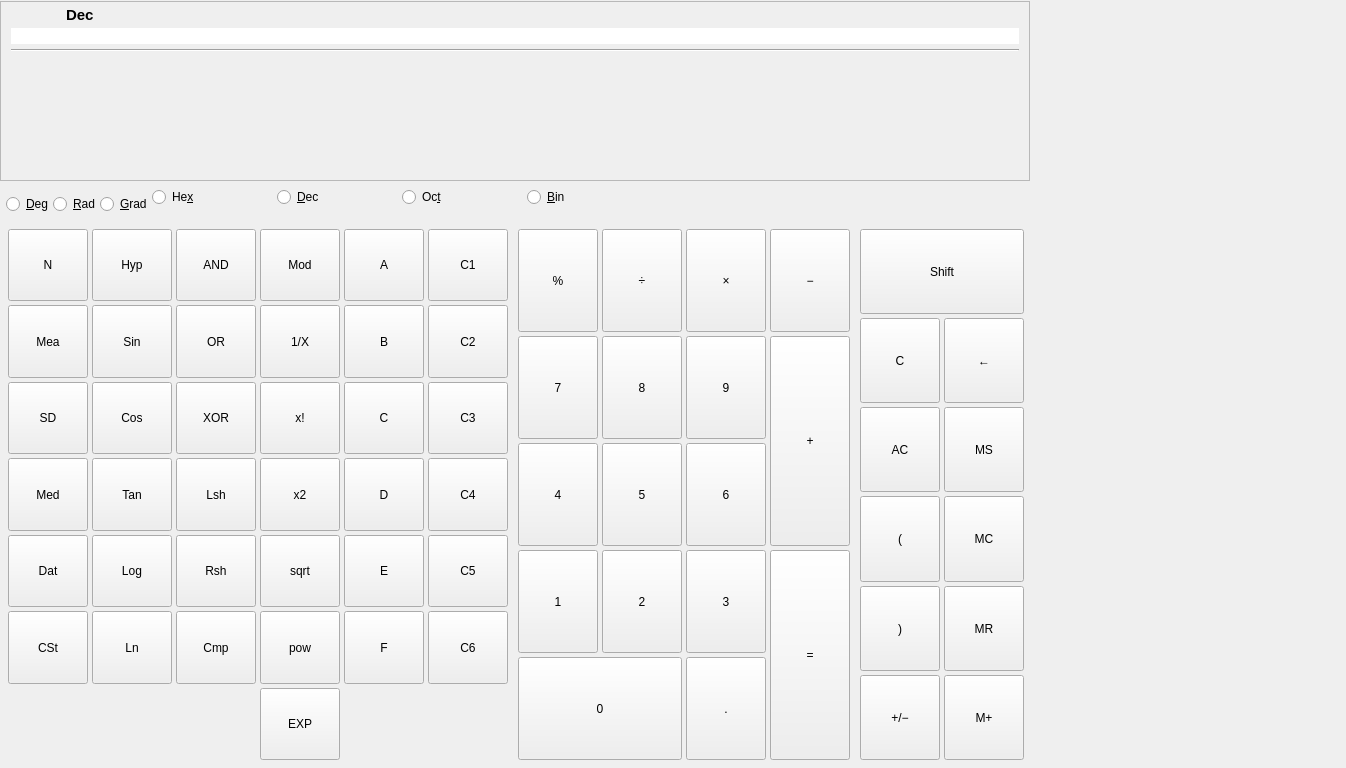
Qt form kcalc.ui (KDE/kcalc) before a commit.
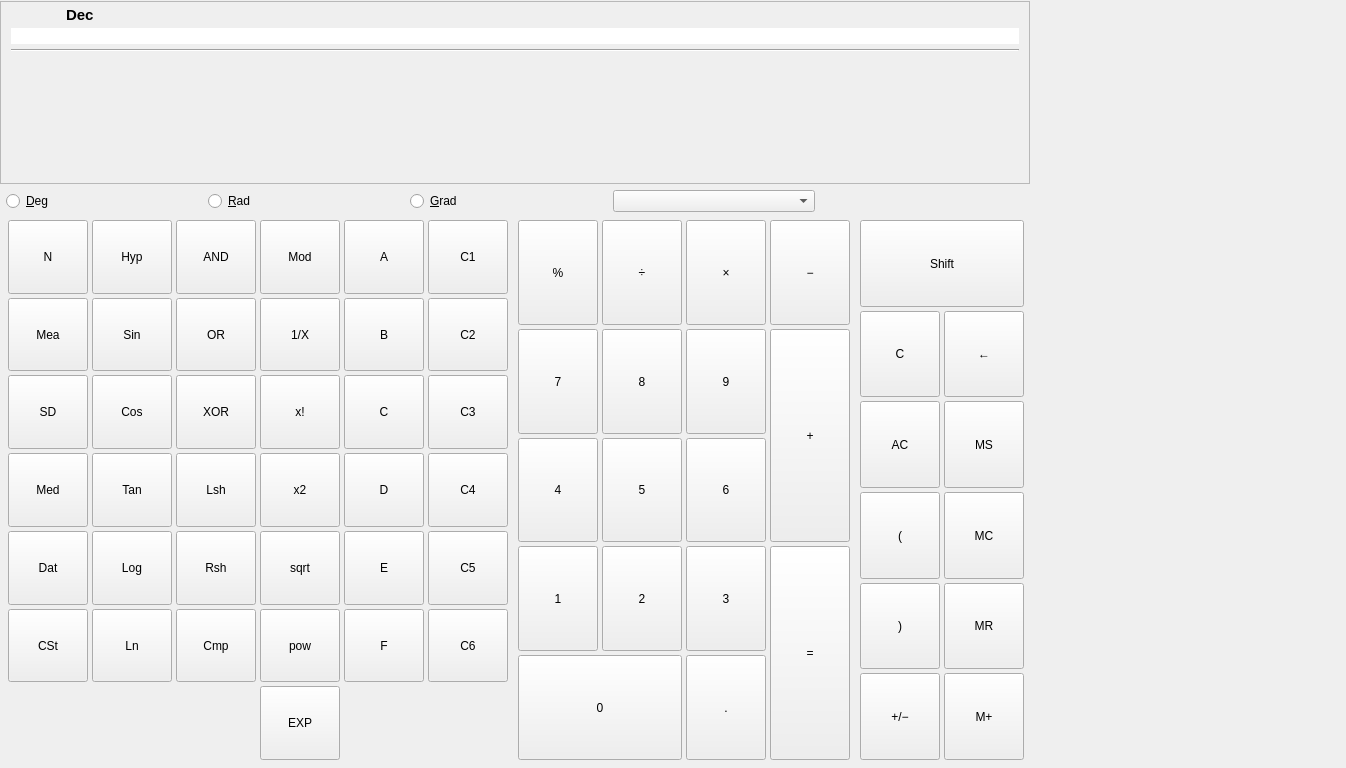
The same form after that commit. Custom widgets are drawn as their Qt base class.

Commit message:
Better numeral system view UI
Changes:

1. The group of radio buttons for selecting the numeral system is replaced with a combo box.
2. The numeral system view is placed to the right of this combo box and fills the entire available width, allowing to show more information.
3. Each element of the numeral system view has a context menu for copying its value.

This commit improves the UI for selecting and viewing the numeral system. First, the selection of the current numeral system now looks like a QComboBox instead of a group of QRadioButton, which frees up space for the numeral system view.

```diff
--- a/kcalc.ui
+++ b/kcalc.ui
@@ -430,153 +430,22 @@
         </widget>
        </item>
        <item>
-        <layout class="QVBoxLayout" name="verticalLayout" stretch="0,0">
-         <property name="leftMargin">
-          <number>0</number>
+        <widget class="QComboBox" name="numeralSystemComboBox">
+         <property name="toolTip">
+          <string>Switch base</string>
          </property>
-         <property name="rightMargin">
-          <number>60</number>
-         </property>
-         <item>
-          <widget class="QRadioButton" name="hexRadio">
-           <property name="toolTip">
-            <string>Switch base to hexadecimal.</string>
-           </property>
-           <property name="text">
-            <string>He&amp;x</string>
-           </property>
-          </widget>
-         </item>
-         <item>
-          <widget class="KSqueezedTextLabel" name="hexDisplay">
-           <property name="minimumSize">
-            <size>
-             <width>65</width>
-             <height>0</height>
-            </size>
-           </property>
-           <property name="maximumSize">
-            <size>
-             <width>65</width>
-             <height>16777215</height>
-            </size>
-           </property>
-          </widget>
-         </item>
-        </layout>
-       </item>
-       <item>
-        <layout class="QVBoxLayout" name="verticalLayout_2">
-         <property name="rightMargin">
-          <number>60</number>
-         </property>
-         <item>
-          <widget class="QRadioButton" name="decRadio">
-           <property name="toolTip">
-            <string>Switch base to decimal.</string>
-           </property>
-           <property name="text">
-            <string>&amp;Dec</string>
-           </property>
-          </widget>
-         </item>
-         <item>
-          <widget class="KSqueezedTextLabel" name="decDisplay">
-           <property name="minimumSize">
-            <size>
-             <width>65</width>
-             <height>0</height>
-            </size>
-           </property>
-           <property name="maximumSize">
-            <size>
-             <width>65</width>
-             <height>16777215</height>
-            </size>
-           </property>
-          </widget>
-         </item>
-        </layout>
-       </item>
-       <item>
-        <layout class="QVBoxLayout" name="verticalLayout_3">
-         <property name="rightMargin">
-          <number>60</number>
-         </property>
-         <item>
-          <widget class="QRadioButton" name="octRadio">
-           <property name="toolTip">
-            <string>Switch base to octal.</string>
-           </property>
-           <property name="text">
-            <string>Oc&amp;t</string>
-           </property>
-          </widget>
-         </item>
-         <item>
-          <widget class="KSqueezedTextLabel" name="octDisplay">
-           <property name="minimumSize">
-            <size>
-             <width>65</width>
-             <height>0</height>
-            </size>
-           </property>
-           <property name="maximumSize">
-            <size>
-             <width>65</width>
-             <height>16777215</height>
-            </size>
-           </property>
-          </widget>
-         </item>
-        </layout>
-       </item>
-       <item>
-        <layout class="QVBoxLayout" name="verticalLayout_4">
-         <property name="rightMargin">
-          <number>20</number>
-         </property>
-         <item>
-          <widget class="QRadioButton" name="binRadio">
-           <property name="toolTip">
-            <string>Switch base to binary.</string>
-           </property>
-           <property name="text">
-            <string>&amp;Bin</string>
-           </property>
-          </widget>
-         </item>
-         <item>
-          <widget class="KSqueezedTextLabel" name="binDisplay">
-           <property name="minimumSize">
-            <size>
-             <width>65</width>
-             <height>0</height>
-            </size>
-           </property>
-           <property name="maximumSize">
-            <size>
-             <width>65</width>
-             <height>16777215</height>
-            </size>
-           </property>
-          </widget>
-         </item>
-        </layout>
+        </widget>
        </item>
        <item>
         <spacer name="horizontalSpacer">
          <property name="orientation">
           <enum>Qt::Horizontal</enum>
          </property>
-         <property name="sizeHint" stdset="0">
-          <size>
-           <width>40</width>
-           <height>20</height>
-          </size>
-         </property>
         </spacer>
        </item>
+       <item>
+        <widget class="KCalcNumeralSystemView" name="numeralSystemView"/>
+       </item>
       </layout>
      </item>
      <item>
@@ -1900,6 +1769,11 @@
    <header>kcalc_display_frame.h</header>
    <container>1</container>
   </customwidget>
+  <customwidget>
+   <class>KCalcNumeralSystemView</class>
+   <extends>QWidget</extends>
+   <header>kcalc_numeralsystem_view.h</header>
+  </customwidget>
  </customwidgets>
  <tabstops>
   <tabstop>pb0</tabstop>
```
The commit also changes 5 other files.
